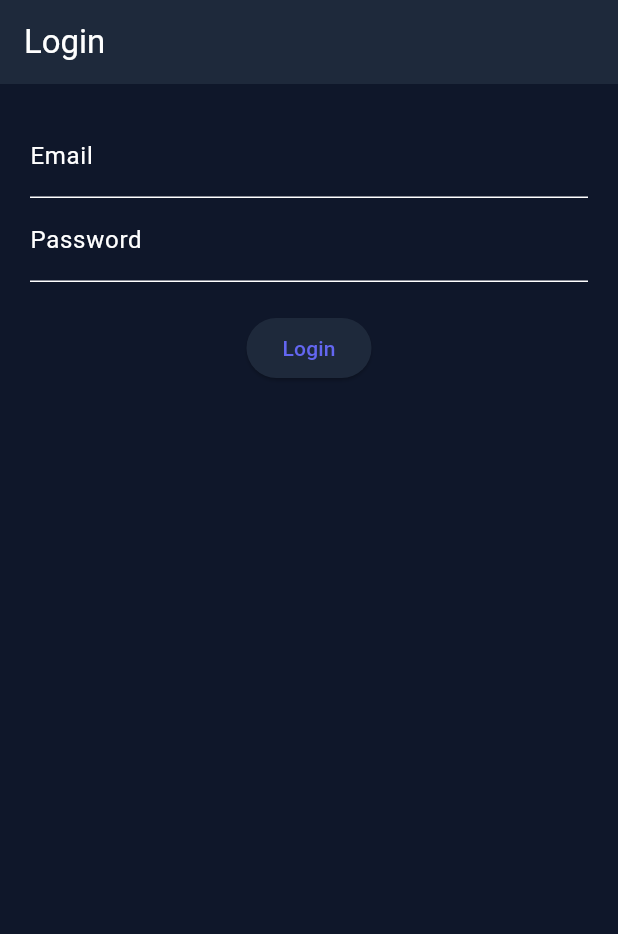
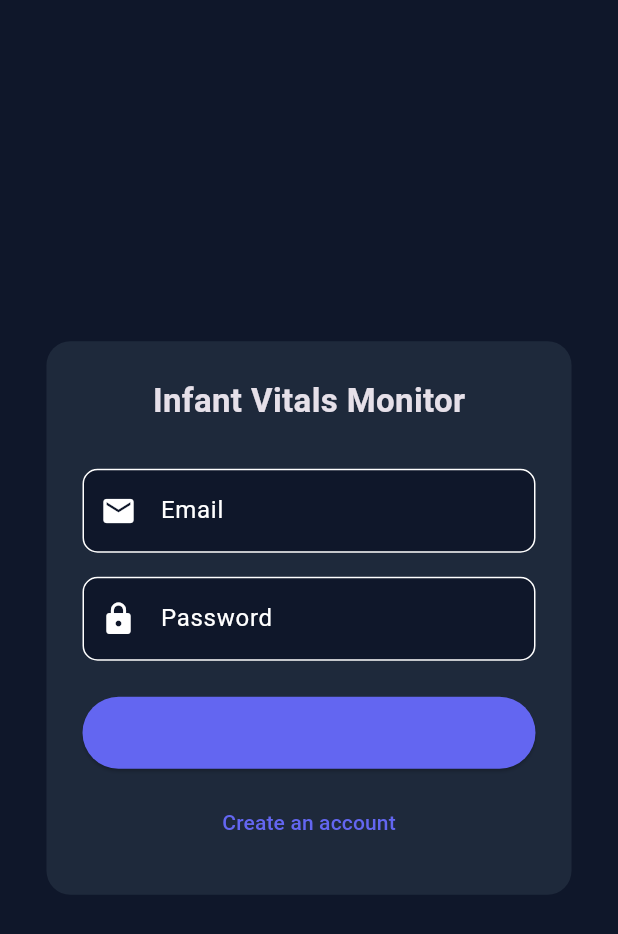
Before and after one commit to ayanamary-05/Infant-vitals-monitor, a Flutter app: the screen it shows after launch, on a phone screen of 412 x 824 dp. Shown: the top 934 px of the screen. Run offline on Flutter 3.47's test engine with Material 3 defaults, Android fonts, the light colour scheme and no system bars; our stand-ins replace firebase_core, firebase_database, fl_chart; accounts and stored records are empty.

Commit message:
modified pubspec to have assets,  modified login page to have email and password in the middle

```diff
--- a/lib/screens/login_screen.dart
+++ b/lib/screens/login_screen.dart
@@ -1,5 +1,6 @@
 import 'package:first_app/screens/vital_screen.dart';
 import 'package:flutter/material.dart';
+import 'vital_screen.dart';
 
 class LoginScreen extends StatelessWidget {
   const LoginScreen({super.key});
@@ -7,34 +8,85 @@ class LoginScreen extends StatelessWidget {
   @override
   Widget build(BuildContext context) {
     return Scaffold(
-      appBar: AppBar(title: const Text("Login")),
-      body: Padding(
-        padding: const EdgeInsets.all(20),
+      body: Center(
+        child: Container(
+          width: 350,
+          padding: const EdgeInsets.all(24),
+          decoration: BoxDecoration(
+            color: const Color(0xFF1E293B),
+            borderRadius: BorderRadius.circular(16),
+          ),
           child: Column(
+            mainAxisSize: MainAxisSize.min,
             children: [
+
+              const Text(
+                "Infant Vitals Monitor",
+                style: TextStyle(
+                  fontSize: 22,
+                  fontWeight: FontWeight.bold,
+                ),
+              ),
+
+              const SizedBox(height: 30),
+
               TextField(
-              decoration: const InputDecoration(labelText: "Email"),
+                decoration: InputDecoration(
+                  prefixIcon: const Icon(Icons.email),
+                  hintText: "Email",
+                  filled: true,
+                  fillColor: const Color(0xFF0F172A),
+                  border: OutlineInputBorder(
+                    borderRadius: BorderRadius.circular(10),
                   ),
+                ),
+              ),
+
+              const SizedBox(height: 16),
+
               TextField(
-              decoration: const InputDecoration(labelText: "Password"),
                 obscureText: true,
+                decoration: InputDecoration(
+                  prefixIcon: const Icon(Icons.lock),
+                  hintText: "Password",
+                  filled: true,
+                  fillColor: const Color(0xFF0F172A),
+                  border: OutlineInputBorder(
+                    borderRadius: BorderRadius.circular(10),
                   ),
-            const SizedBox(height: 20),
-            ElevatedButton(
-              onPressed: ()
-              {
-                Navigator.pushReplacement
-                (
+                ),
+              ),
+
+              const SizedBox(height: 24),
+
+              SizedBox(
+                width: double.infinity,
+                child: ElevatedButton(
+                  style: ElevatedButton.styleFrom(
+                    backgroundColor: const Color(0xFF6366F1),
+                    padding: const EdgeInsets.symmetric(vertical: 14),
+                  ),
+                  onPressed: () {
+                    Navigator.pushReplacement(
                       context,
-                  MaterialPageRoute
-                  (
+                      MaterialPageRoute(
                         builder: (context) => const VitalsScreen(),
                       ),
                     );
                   },
                   child: const Text("Login"),
+                ),
+              ),
+
+              const SizedBox(height: 12),
+
+              TextButton(
+                onPressed: () {},
+                child: const Text("Create an account"),
               )
+
             ],
+          ),
         ),
       ),
     );
--- a/pubspec.yaml
+++ b/pubspec.yaml
@@ -34,3 +34,5 @@ dev_dependencies:
 
 flutter:
   uses-material-design: true
+  assets:
+    - assets/images/
```
Also changed, not shown: assets/images/login_bg.jpg (added). Lines whose indentation alone changed are shown as unchanged.
